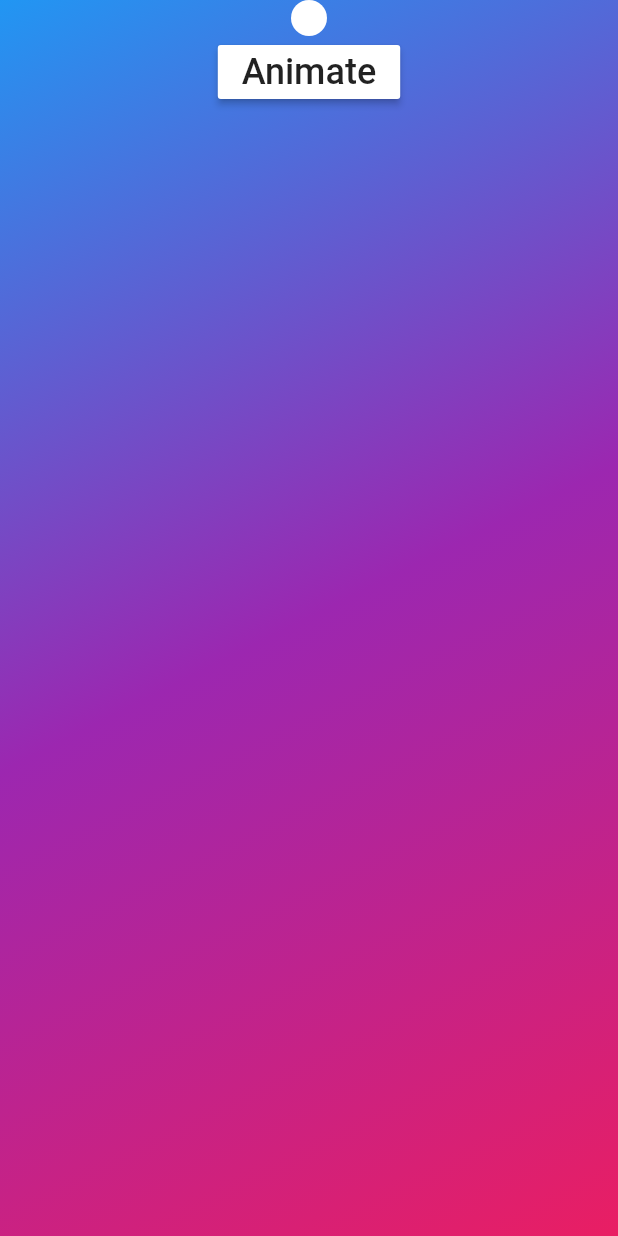
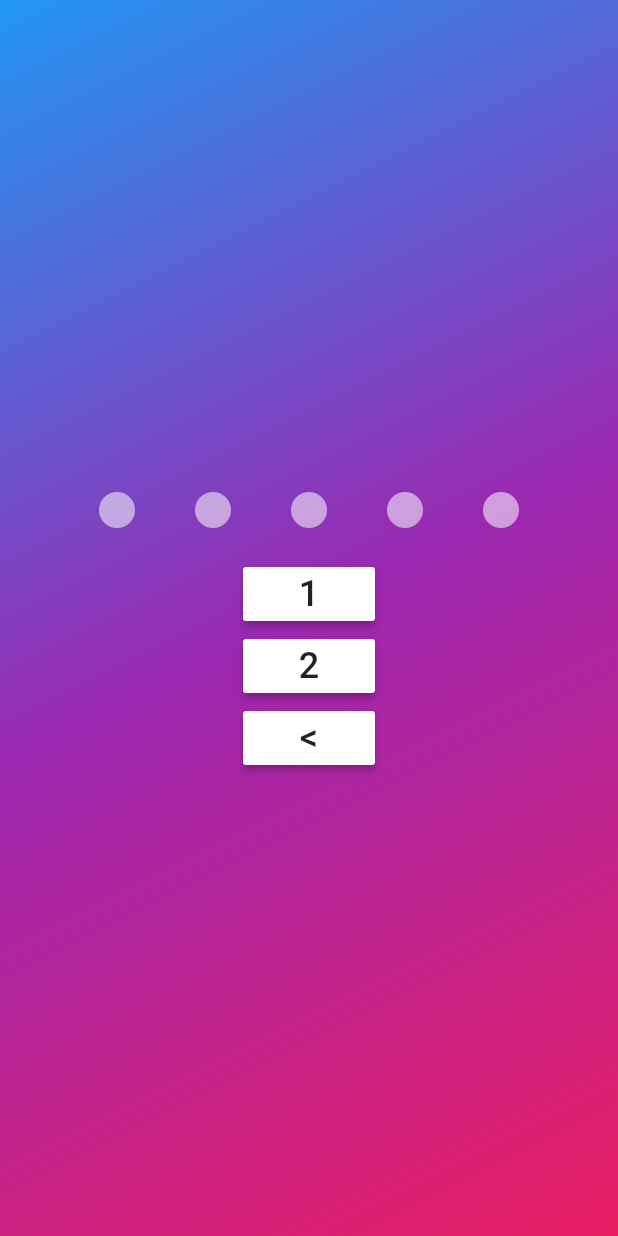
Before and after one commit to afzalali15/Flutter-mPin-App, a Flutter app: the screen it shows after launch, on a phone screen of 412 x 824 dp. Run offline on Flutter 3.47's test engine with Material 2 defaults, Android fonts, the phone set to English and light mode, and no system bars.

Commit message:
video_demo3

```diff
--- a/lib/mpin/mpin_animation.dart
+++ b/lib/mpin/mpin_animation.dart
@@ -1,7 +1,7 @@
 import 'package:flutter/material.dart';
 
 class MPinAnimationController {
-  void Function() animate;
+  void Function(String) animate;
 }
 
 class MPinAnimation extends StatefulWidget {
@@ -17,13 +17,17 @@ class _MPinAnimationState extends State<MPinAnimation>
   AnimationController _controller;
   Animation<double> _sizeAnimation;
   Animation<double> _opacityAnimation;
+  String pin = '';
 
-  void animate() {
+  void animate(String input) {
     _controller.forward();
+    setState(() {
+      pin = input;
+    });
   }
 
   _MPinAnimationState(controller) {
-    controller.animate = animate;
+    controller?.animate = animate;
   }
 
   @override
@@ -46,19 +50,23 @@ class _MPinAnimationState extends State<MPinAnimation>
   @override
   Widget build(BuildContext context) {
     return Container(
+      height: 64,
+      width: 64,
+      alignment: Alignment.center,
+      child: Container(
         height: _sizeAnimation.value,
         width: _sizeAnimation.value,
         alignment: Alignment.center,
         decoration: BoxDecoration(
           borderRadius: BorderRadius.circular(_sizeAnimation.value / 2),
-        color: Colors.white,
+          color: pin == '' ? Colors.white54 : Colors.white,
         ),
         child: Opacity(
           opacity: _opacityAnimation.value,
           child: Transform.scale(
             scale: _sizeAnimation.value / 48,
             child: Text(
-            '1',
+              pin,
               style: Theme.of(context)
                   .textTheme
                   .headline6
@@ -66,6 +74,7 @@ class _MPinAnimationState extends State<MPinAnimation>
             ),
           ),
         ),
+      ),
     );
   }
 }
--- a/lib/mpin/mpin_page.dart
+++ b/lib/mpin/mpin_page.dart
@@ -1,5 +1,5 @@
 import 'package:flutter/material.dart';
-import 'mpin_animation.dart';
+import 'package:mpin_app/mpin/mpin_widget.dart';
 
 class MPinPage extends StatefulWidget {
   @override
@@ -7,7 +7,7 @@ class MPinPage extends StatefulWidget {
 }
 
 class _MPinPageState extends State<MPinPage> {
-  MPinAnimationController animationController = MPinAnimationController();
+  MPinController mPinController = MPinController();
   @override
   Widget build(BuildContext context) {
     return Scaffold(
@@ -24,17 +24,42 @@ class _MPinPageState extends State<MPinPage> {
           SafeArea(
             child: Center(
               child: Column(
+                mainAxisAlignment: MainAxisAlignment.center,
                 children: [
-                  MPinAnimation(
-                    controller: animationController,
+                  // MPinAnimation(
+                  //   controller: animationController,
+                  // ),
+                  MPinWidget(
+                    pinLegth: 5,
+                    controller: mPinController,
                   ),
                   MaterialButton(
                     onPressed: () {
-                      animationController.animate();
+                      mPinController.addInput('1');
                     },
                     color: Colors.white,
                     child: Text(
-                      'Animate',
+                      '1',
+                      style: TextStyle(fontSize: 24),
+                    ),
+                  ),
+                  MaterialButton(
+                    onPressed: () {
+                      mPinController.addInput('2');
+                    },
+                    color: Colors.white,
+                    child: Text(
+                      '2',
+                      style: TextStyle(fontSize: 24),
+                    ),
+                  ),
+                  MaterialButton(
+                    onPressed: () {
+                      mPinController.delete();
+                    },
+                    color: Colors.white,
+                    child: Text(
+                      '<',
                       style: TextStyle(fontSize: 24),
                     ),
                   ),
--- /dev/null
+++ b/lib/mpin/mpin_widget.dart
@@ -0,0 +1,60 @@
+import 'package:flutter/material.dart';
+import 'package:mpin_app/mpin/mpin_animation.dart';
+
+class MPinController {
+  void Function(String) addInput;
+  void Function() delete;
+}
+
+class MPinWidget extends StatefulWidget {
+  final int pinLegth;
+  final MPinController controller;
+
+  const MPinWidget({Key key, @required this.pinLegth, this.controller})
+      : assert(pinLegth <= 6 && pinLegth > 0),
+        super(key: key);
+  @override
+  _MPinWidgetState createState() => _MPinWidgetState(controller);
+}
+
+class _MPinWidgetState extends State<MPinWidget> {
+  List<MPinAnimationController> _animationControllers;
+  String mPin = '';
+
+  _MPinWidgetState(MPinController controller) {
+    controller.addInput = addInput;
+    controller.delete = delete;
+  }
+
+  void addInput(String input) {
+    mPin += input;
+    if (mPin.length <= widget.pinLegth) {
+      _animationControllers[mPin.length - 1].animate(input);
+    }
+  }
+
+  void delete() {
+    mPin = mPin.substring(0, mPin.length - 1);
+    if (mPin.length >= 0) _animationControllers[mPin.length].animate('');
+  }
+
+  @override
+  void initState() {
+    super.initState();
+    _animationControllers = List.generate(widget.pinLegth, (index) {
+      return MPinAnimationController();
+    });
+  }
+
+  @override
+  Widget build(BuildContext context) {
+    return Row(
+      mainAxisAlignment: MainAxisAlignment.center,
+      children: List.generate(widget.pinLegth, (index) {
+        return MPinAnimation(
+          controller: _animationControllers[index],
+        );
+      }),
+    );
+  }
+}
```
Lines whose indentation alone changed are shown as unchanged.
